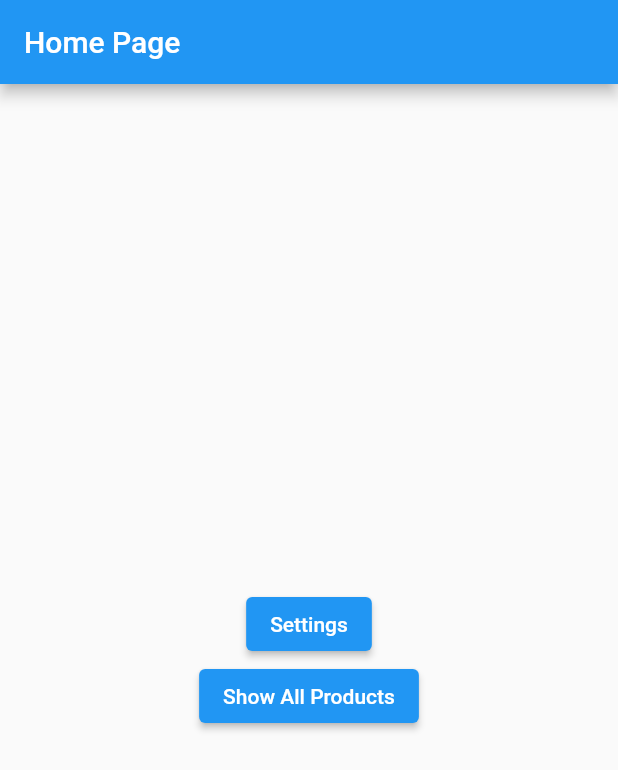
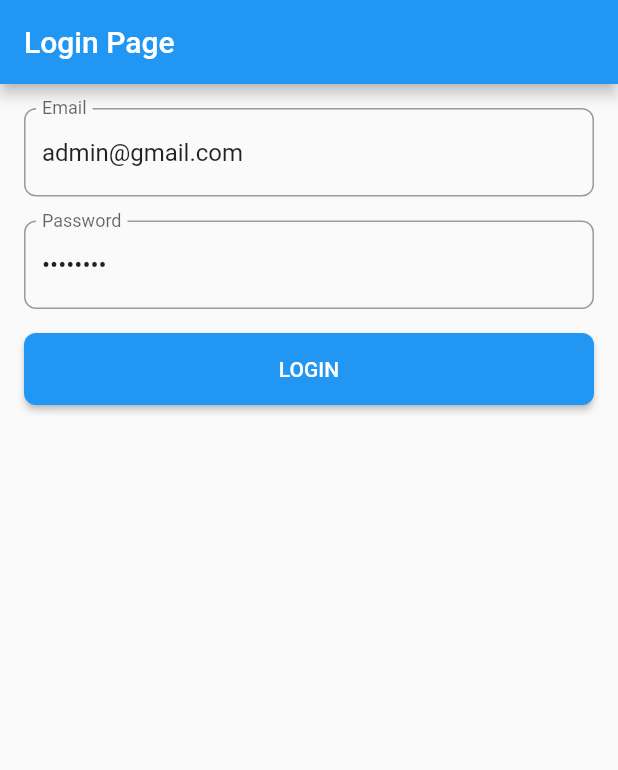
Before and after one commit to HernanFebri/qrcode_app_bloc, a Flutter app: the screen it shows after launch, on a phone screen of 412 x 824 dp. Shown: the top 770 px of the screen. Run offline on Flutter 3.47's test engine with Material 3 defaults, Android fonts, the light colour scheme and no system bars; our stand-ins replace bloc, equatable, firebase_auth, firebase_core, flutter_bloc, go_router; accounts and stored records are empty.

Commit message:
Update Auth

```diff
--- /dev/null
+++ b/lib/bloc/features/auth/presentation/bloc/auth_event.dart
@@ -0,0 +1,22 @@
+part of 'auth_bloc.dart';
+
+abstract class AuthEvent extends Equatable {
+  const AuthEvent();
+
+  @override
+  List<Object> get props => [];
+}
+// Event -> action / aksi / tindakan yang dilakukan
+// 1. AuthEventLogin -> melakukan tindakan login
+// 2. AuthEventLogout -> melakukan tindakan logout
+// 3. AuthEventCheck -> melakukan pengecekan user
+// 4. AuthEventRegister -> melakukan registrasi user
+
+class AuthEventLogin extends AuthEvent {
+  final String email;
+  final String password;
+
+  const AuthEventLogin(this.email, this.password);
+}
+
+class AuthEventLogout extends AuthEvent {}
--- /dev/null
+++ b/lib/bloc/features/auth/presentation/bloc/auth_state.dart
@@ -0,0 +1,26 @@
+part of 'auth_bloc.dart';
+
+abstract class AuthState extends Equatable {
+  const AuthState();
+
+  @override
+  List<Object> get props => [];
+}
+
+// State -> kondisi saat ini
+// 1. AuthStateLogin -> user sedang login
+// 2. AuthStateLogout -> user sedang logout
+// 3. AuthStateLoading -> sedang loading
+// 4. AuthStateError -> terjadi error
+
+class AuthStateLogin extends AuthState {}
+
+class AuthStateLogout extends AuthState {}
+
+class AuthStateLoading extends AuthState {}
+
+class AuthStateError extends AuthState {
+  final String message;
+
+  const AuthStateError(this.message);
+}
--- a/lib/main.dart
+++ b/lib/main.dart
@@ -1,5 +1,6 @@
 import 'package:firebase_core/firebase_core.dart';
 import 'package:flutter/material.dart';
+import 'package:qrcode_bloc_app/bloc/features/auth/presentation/bloc/auth_bloc.dart';
 
 import 'firebase_options.dart';
 import 'routes/router.dart';
@@ -17,9 +18,12 @@ class MyApp extends StatelessWidget {
 
   @override
   Widget build(BuildContext context) {
-    return MaterialApp.router(
-      routerConfig: router,
-      theme: ThemeData(useMaterial3: false),
+    return BlocProvider<AuthBloc>(
+      create: (context) => AuthBloc(),
+      child: MaterialApp.router(
+        routerConfig: router,
+        theme: ThemeData(useMaterial3: false),
+      ),
     );
   }
 }
--- /dev/null
+++ b/lib/pages/login.dart
@@ -0,0 +1,83 @@
+import 'package:flutter/material.dart';
+import 'package:qrcode_bloc_app/bloc/features/auth/presentation/bloc/auth_bloc.dart';
+import 'package:qrcode_bloc_app/routes/router.dart';
+
+class LoginPage extends StatelessWidget {
+  LoginPage({super.key});
+  final TextEditingController emailController =
+      TextEditingController(text: 'admin@gmail.com');
+  final TextEditingController passwordController =
+      TextEditingController(text: 'admin123');
+
+  @override
+  Widget build(BuildContext context) {
+    return Scaffold(
+      appBar: AppBar(
+        title: const Text('Login Page'),
+      ),
+      body: ListView(
+        // ListView is used to make the content scrollable
+        padding: const EdgeInsets.all(16),
+        children: <Widget>[
+          TextField(
+            autocorrect: false,
+            controller: emailController,
+            decoration: InputDecoration(
+              border:
+                  OutlineInputBorder(borderRadius: BorderRadius.circular(8)),
+              labelText: 'Email',
+            ),
+          ),
+          const SizedBox(height: 16),
+          TextField(
+            autocorrect: false,
+            controller: passwordController,
+            decoration: InputDecoration(
+              border:
+                  OutlineInputBorder(borderRadius: BorderRadius.circular(8)),
+              labelText: 'Password',
+            ),
+            obscureText: true,
+          ),
+          const SizedBox(height: 16),
+          ElevatedButton(
+            onPressed: () {
+              // Add the logic to login the user
+              context.read<AuthBloc>().add(AuthEventLogin(
+                  emailController.text, passwordController.text));
+            },
+            style: ElevatedButton.styleFrom(
+              foregroundColor: Colors.white,
+              backgroundColor: Colors.blue,
+              padding: const EdgeInsets.all(16),
+              shape: RoundedRectangleBorder(
+                borderRadius: BorderRadius.circular(8),
+              ),
+            ),
+            child: BlocConsumer<AuthBloc, AuthState>(
+              listener: (context, state) {
+                if (state is AuthStateLogin) {
+                  context.goNamed(Routes.home);
+                }
+                if (state is AuthStateError) {
+                  ScaffoldMessenger.of(context).showSnackBar(
+                    SnackBar(
+                      content: Text(state.message),
+                      duration: const Duration(seconds: 2),
+                    ),
+                  );
+                }
+              },
+              builder: (context, state) {
+                if (state is AuthStateLoading) {
+                  return const Text('LOADING...');
+                }
+                return const Text('LOGIN');
+              },
+            ),
+          ),
+        ],
+      ),
+    );
+  }
+}
--- a/lib/pages/products.dart
+++ b/lib/pages/products.dart
@@ -11,7 +11,7 @@ class ProductsPage extends StatelessWidget {
         title: Text('Products Page'),
       ),
       body: ListView.builder(
-          itemCount: 15,
+          itemCount: 20,
           itemBuilder: (context, index) {
             return ListTile(
               onTap: () {
--- a/lib/routes/route_name.dart
+++ b/lib/routes/route_name.dart
@@ -6,4 +6,5 @@ abstract class Routes {
   static const products = 'products';
   static const detailProduct = 'detailProduct';
   static const error = 'error';
+  static const login = 'login';
 }
--- a/lib/routes/router.dart
+++ b/lib/routes/router.dart
@@ -1,6 +1,8 @@
+import 'package:firebase_auth/firebase_auth.dart';
 import 'package:go_router/go_router.dart';
 import '../pages/detail_product.dart';
 import '../pages/error.dart';
+import '../pages/login.dart';
 import '../pages/products.dart';
 import '../pages/settings.dart';
 
@@ -11,6 +13,16 @@ export 'package:go_router/go_router.dart';
 part 'route_name.dart';
 
 final router = GoRouter(
+  redirect: (context, state) {
+    FirebaseAuth auth = FirebaseAuth.instance;
+    print(auth.currentUser);
+    // cek kondisi saat ini -> sedang ada user login atau tidak
+    if (auth.currentUser == null) {
+      return '/login';
+    } else {
+      return '/'; // redirect ke halaman home
+    }
+  },
   errorBuilder: (context, state) => ErrorPage(),
   routes: [
     // KALO 1 LEVEL --> PUSH REPLACEMENT
@@ -42,5 +54,10 @@ final router = GoRouter(
       name: Routes.settings,
       builder: (context, state) => const SettingsPage(),
     ),
+    GoRoute(
+      path: '/login',
+      name: Routes.login,
+      builder: (context, state) => LoginPage(),
+    ),
   ],
 );
--- a/pubspec.yaml
+++ b/pubspec.yaml
@@ -9,11 +9,14 @@ environment:
   sdk: ^3.6.0
 
 dependencies:
+  bloc: ^8.1.4
   cupertino_icons: ^1.0.8
+  equatable: ^2.0.7
   firebase_auth: ^5.4.0
   firebase_core: ^3.10.0
   flutter:
     sdk: flutter
+  flutter_bloc: ^8.1.6
   go_router: ^14.6.3
 
 dev_dependencies:
```
Also changed, not shown: lib/bloc/features/auth/presentation/bloc/auth_bloc.dart (added, +43 -0 lines), lib/pages/home.dart (+23 -1 lines), pubspec.lock.
